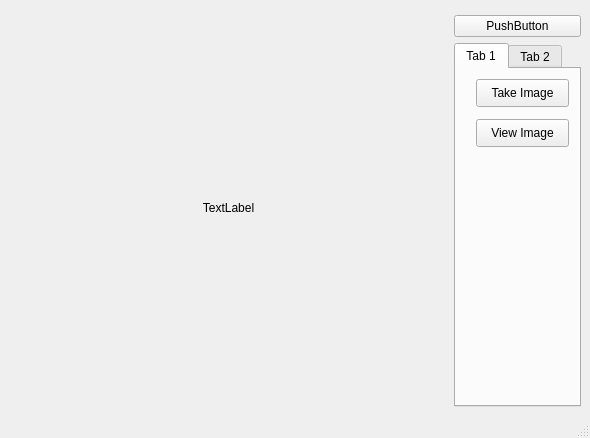
Qt form x12Camera/mainwindow.ui (AkiraGiShinichi/qt-cpp-tutorial) before a commit.
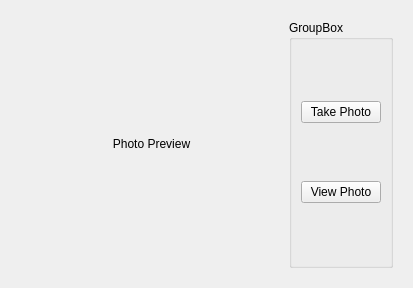
The same form after that commit. The open tabs and pages were chosen to show the change. Custom widgets are drawn as their Qt base class.

Commit message: finish build camera plugin

Diff of the .ui file:
```diff
--- a/x12Camera/mainwindow.ui
+++ b/x12Camera/mainwindow.ui
@@ -1,28 +1,23 @@
 <?xml version="1.0" encoding="UTF-8"?>
 <ui version="4.0">
- <class>MainWindow</class>
- <widget class="QMainWindow" name="MainWindow">
+        <class>CameraForm</class>
+        <widget class="QWidget" name="CameraForm">
   <property name="geometry">
    <rect>
     <x>0</x>
     <y>0</y>
-    <width>590</width>
-    <height>438</height>
+                                <width>413</width>
+                                <height>288</height>
    </rect>
   </property>
   <property name="windowTitle">
-   <string>MainWindow</string>
-  </property>
-  <widget class="QWidget" name="centralwidget">
+                        <string>Form</string>
+                </property>
    <layout class="QGridLayout" name="gridLayout">
-    <item row="1" column="1" colspan="2">
-     <widget class="QPushButton" name="pushButton">
-      <property name="text">
-       <string>PushButton</string>
-      </property>
-     </widget>
-    </item>
-    <item row="0" column="0" rowspan="3">
+                                <item row="0" column="0">
+                                <widget class="QWidget" name="CentralWidget">
+                                        <layout class="QGridLayout" name="centralLayout">
+                                                <item row="0" column="0" rowspan="2">
      <widget class="QStackedWidget" name="stackedWidget">
       <property name="currentIndex">
        <number>0</number>
@@ -37,15 +32,9 @@
       <widget class="QWidget" name="previewPage">
        <layout class="QGridLayout" name="gridLayout_preview">
         <item row="0" column="0">
-         <widget class="QClickableLabel" name="label_lastImagePreview">
-          <property name="sizePolicy">
-           <sizepolicy hsizetype="Preferred" vsizetype="MinimumExpanding">
-            <horstretch>0</horstretch>
-            <verstretch>0</verstretch>
-           </sizepolicy>
-          </property>
+                                                                                        <widget class="QClickableLabel" name="label_photoPreview">
           <property name="text">
-           <string>TextLabel</string>
+                                                                                                        <string>Photo Preview</string>
           </property>
           <property name="alignment">
            <set>Qt::AlignCenter</set>
@@ -56,62 +45,33 @@
       </widget>
      </widget>
     </item>
-    <item row="2" column="1" colspan="2">
-     <widget class="QTabWidget" name="tabWidget">
-      <property name="currentIndex">
-       <number>0</number>
-      </property>
-      <widget class="QWidget" name="tab_1">
-       <attribute name="title">
-        <string>Tab 1</string>
-       </attribute>
-       <widget class="QPushButton" name="pushButton_takeImage">
-        <property name="geometry">
-         <rect>
-          <x>20</x>
-          <y>10</y>
-          <width>93</width>
-          <height>28</height>
-         </rect>
-        </property>
+                                                <item row="0" column="1" rowspan="2">
+                                                        <widget class="QGroupBox" name="groupBox">
+                                                                <property name="title">
+                                                                        <string>GroupBox</string>
+                                                                </property>
+                                                                <layout class="QVBoxLayout" name="verticalLayout">
+                                                                        <item>
+                                                                                <widget class="QPushButton" name="pushButton_takePhoto">
         <property name="text">
-         <string>Take Image</string>
-        </property>
-       </widget>
-       <widget class="QPushButton" name="pushButton_viewCapturedImage">
-        <property name="geometry">
-         <rect>
-          <x>20</x>
-          <y>50</y>
-          <width>93</width>
-          <height>28</height>
-         </rect>
-        </property>
+                                                                                                <string>Take Photo</string>
+                                                                                        </property>
+                                                                                </widget>
+                                                                        </item>
+                                                                        <item>
+                                                                                <widget class="QPushButton" name="pushButton_preview">
         <property name="text">
-         <string>View Image</string>
-        </property>
-       </widget>
-      </widget>
-      <widget class="QWidget" name="tab_2">
-       <attribute name="title">
-        <string>Tab 2</string>
-       </attribute>
-      </widget>
-     </widget>
+                                                                                                <string>View Photo</string>
+                                                                                        </property>
+                                                                                </widget>
+                                                                        </item>
+                                                                </layout>
+                                                        </widget>
     </item>
    </layout>
   </widget>
-  <widget class="QMenuBar" name="menubar">
-   <property name="geometry">
-    <rect>
-     <x>0</x>
-     <y>0</y>
-     <width>590</width>
-     <height>26</height>
-    </rect>
-   </property>
-  </widget>
-  <widget class="QStatusBar" name="statusbar"/>
+                                </item>
+                        </layout>
  </widget>
  <customwidgets>
   <customwidget>
```
Left out of the diff: 9 changed lines with no effect on the pictures. Lines whose indentation alone changed are shown as unchanged. The commit also changes 11 other files.
